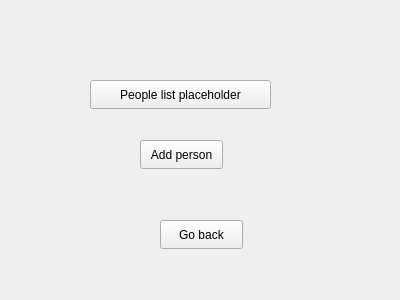
Zachaly/Jipp_Projekt_ZS_NS, file FilmManager/peoplelistviewwidget.ui: the form before one commit.
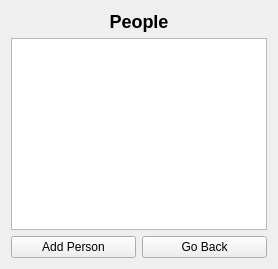
The form after the commit.

The edit to the form file:
```diff
--- a/FilmManager/peoplelistviewwidget.ui
+++ b/FilmManager/peoplelistviewwidget.ui
@@ -2,56 +2,45 @@
 <ui version="4.0">
  <class>PeopleListViewWidget</class>
  <widget class="QWidget" name="PeopleListViewWidget">
-  <property name="geometry">
-   <rect>
-    <x>0</x>
-    <y>0</y>
-    <width>400</width>
-    <height>300</height>
-   </rect>
-  </property>
   <property name="windowTitle">
    <string>Form</string>
   </property>
-  <widget class="QPushButton" name="personButton">
-   <property name="geometry">
-    <rect>
-     <x>90</x>
-     <y>80</y>
-     <width>181</width>
-     <height>29</height>
-    </rect>
-   </property>
+  <layout class="QVBoxLayout" name="verticalLayout">
+   <item>
+    <widget class="QLabel" name="labelTitle">
    <property name="text">
-    <string>People list placeholder</string>
-   </property>
-  </widget>
+      <string>People</string>
+     </property>
+     <property name="alignment">
+      <set>Qt::AlignCenter</set>
+     </property>
+     <property name="styleSheet">
+      <string notr="true">font-weight: bold; font-size: 18px;</string>
+     </property>
+    </widget>
+   </item>
+   <item>
+    <widget class="QListWidget" name="peopleListWidget"/>
+   </item>
+   <item>
+    <layout class="QHBoxLayout" name="buttonLayout">
+     <item>
   <widget class="QPushButton" name="addPersonButton">
-   <property name="geometry">
-    <rect>
-     <x>140</x>
-     <y>140</y>
-     <width>83</width>
-     <height>29</height>
-    </rect>
-   </property>
    <property name="text">
-    <string>Add person</string>
-   </property>
-  </widget>
+        <string>Add Person</string>
+       </property>
+      </widget>
+     </item>
+     <item>
   <widget class="QPushButton" name="goBackButton">
-   <property name="geometry">
-    <rect>
-     <x>160</x>
-     <y>220</y>
-     <width>83</width>
-     <height>29</height>
-    </rect>
-   </property>
    <property name="text">
-    <string>Go back</string>
-   </property>
-  </widget>
+        <string>Go Back</string>
+       </property>
+      </widget>
+     </item>
+    </layout>
+   </item>
+  </layout>
  </widget>
  <resources/>
  <connections/>
```
Left out of the diff: 2 changed lines with no effect on the pictures. Lines whose indentation alone changed are shown as unchanged.
